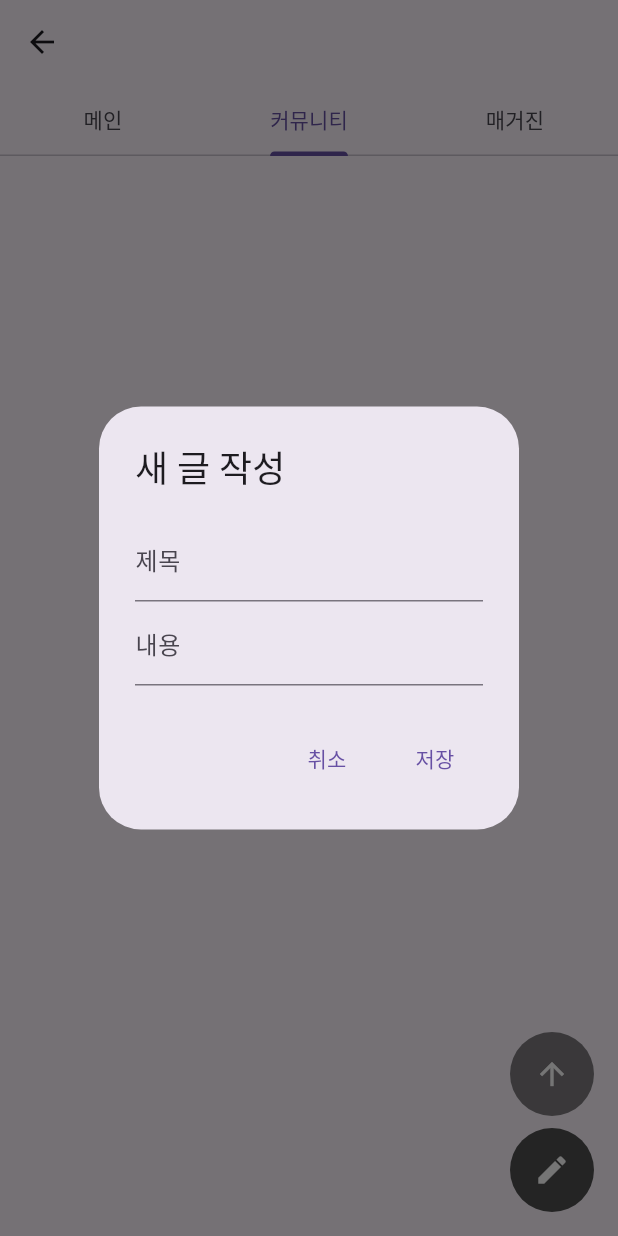
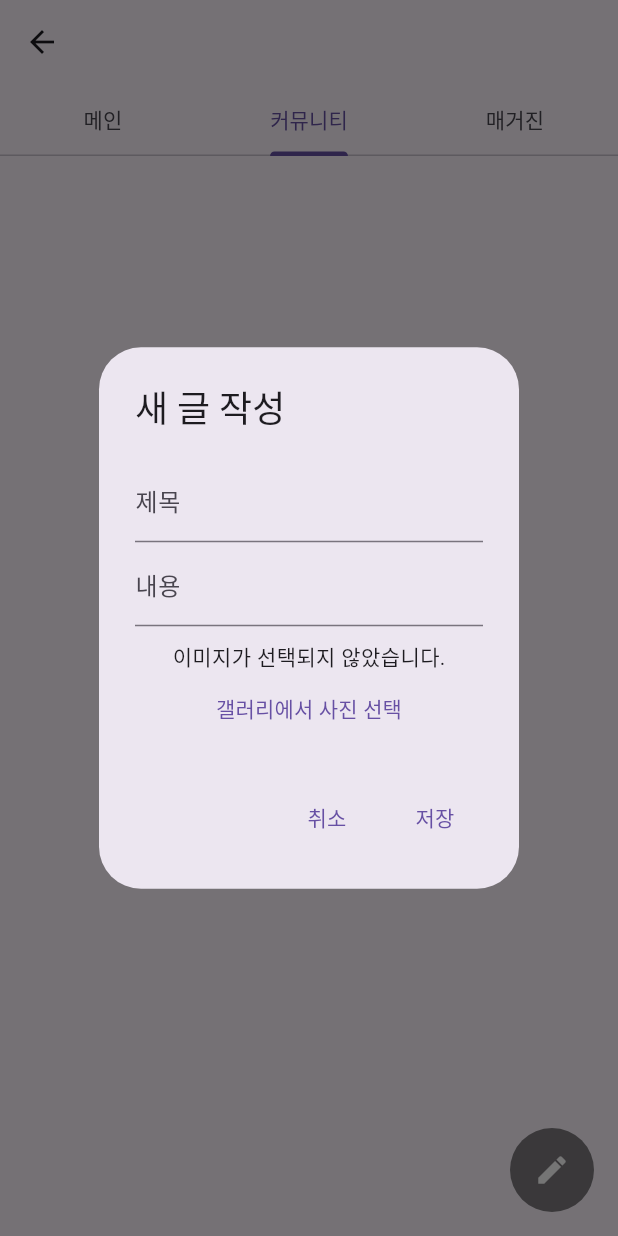
Before and after one commit to hdachan/moDir, a Flutter app: the HomeScreen screen opened directly, tab 2 chosen, after a tap on the "edit" icon, on a phone screen of 412 x 824 dp. Run offline on Flutter 3.47's test engine with Material 3 defaults, Android fonts, the phone set to English and light mode, and no system bars; our stand-ins replace cloud_firestore, firebase_auth, firebase_core, firebase_storage, image_picker; accounts and stored records are empty; project files that could hold a hidden picture were left out.

Commit message:
20240626 황대찬 커뮤니티 탭바 분리/이미지 시스템 구축/로그인 시스템 수정

```diff
--- a/lib/Id_Making.dart
+++ b/lib/Id_Making.dart
@@ -1,4 +1,5 @@
 import 'package:cloud_firestore/cloud_firestore.dart';
+import 'package:firebase_auth/firebase_auth.dart';
 import 'package:flutter/material.dart';
 
 // 별명입력하기
@@ -47,11 +48,24 @@ class _IdMaking extends State<IdMaking> {
       return;
     }
 
-    // Firestore에 사용자 정보 저장
-    await FirebaseFirestore.instance.collection('users').add({
-      'nickname': nickname,
-      'birthDate': birthDate,
-    });
+    try {
+      // 현재 로그인한 사용자의 UID 가져오기
+      final User? user = FirebaseAuth.instance.currentUser;
+
+      if (user != null) {
+        // UID를 사용하여 Firestore에서 문서 업데이트
+        await FirebaseFirestore.instance.collection('users').doc(user.uid).set({
+          'nickname': nickname,
+          'birthDate': birthDate,
+        }, SetOptions(merge: true)); // merge 옵션을 사용하여 기존 데이터를 덮어쓰지 않고 병합
+
+        print('사용자 정보가 성공적으로 업데이트되었습니다.');
+      } else {
+        print('오류: 사용자가 로그인되어 있지 않습니다.');
+      }
+    } catch (e) {
+      print('오류: 사용자 정보를 업데이트하는 데 실패했습니다. ${e.toString()}');
+    }
   }
 
   final FocusNode _focusNode = FocusNode();
--- a/lib/bottom_bar.dart
+++ b/lib/bottom_bar.dart
@@ -1,8 +1,13 @@
 import 'package:cloud_firestore/cloud_firestore.dart';
 import 'package:firebase_auth/firebase_auth.dart';
+import 'package:firebase_storage/firebase_storage.dart';
 import 'package:flutter/material.dart';
+import 'package:intl/intl.dart';
 import 'package:test_qwe/Login.dart';
 import 'Change_Password.dart';
+
+import 'package:image_picker/image_picker.dart';
+import 'dart:io';
 
 
 class BottomBar extends StatefulWidget {
@@ -56,12 +61,12 @@ class _BottomBarState  extends State<BottomBar> {
   }
 }
 
-// 홈 화면 위젯
+//커뮤니티 안에서 탭
 class HomeScreen extends StatelessWidget {
   @override
   Widget build(BuildContext context) {
     return DefaultTabController(
-      length: 3, // 탭의 수
+      length: 3,
       child: Scaffold(
         appBar: AppBar(
           bottom: TabBar(
@@ -75,9 +80,20 @@ class HomeScreen extends StatelessWidget {
         body: TabBarView(
           children: [
             Center(child: Text('메인 화면 내용')),
-            Stack(
-              children: [
-                StreamBuilder(
+            CommunityTab(),
+            Center(child: Text('매거진 화면 내용')),
+          ],
+        ),
+      ),
+    );
+  }
+}
+// 커뮤니티 탭
+class CommunityTab extends StatelessWidget {
+  @override
+  Widget build(BuildContext context) {
+    return Scaffold(
+      body: StreamBuilder(
         stream: FirebaseFirestore.instance
             .collection('posts')
             .orderBy('timestamp', descending: true) // 타임스탬프 기준으로 정렬
@@ -88,28 +104,46 @@ class HomeScreen extends StatelessWidget {
           }
           return ListView(
             children: snapshot.data!.docs.map((document) {
+              // document.data()가 null이 아닌지 확인
+              var data = document.data() as Map<String, dynamic>?;
+
+              // data가 null이 아닌 경우 imageUrl 필드가 존재하는지 확인
+              String imageUrl = (data != null && data['imageUrl'] != null) ? data['imageUrl'] as String : '';
+
               return ListTile(
-                          title: Text(document['title']),
-                          subtitle: Text(document['content']),
+                title: Text(data?['title'] ?? '제목 없음'),
+                subtitle: Column(
+                  crossAxisAlignment: CrossAxisAlignment.start,
+                  children: [
+                    Text(data?['content'] ?? '내용 없음'),
+                    if (imageUrl.isNotEmpty)
+                      Image.network(imageUrl),
+                    Text(
+                      DateFormat('yyyy-MM-dd – kk:mm').format(
+                        (data?['timestamp'] as Timestamp).toDate(),
+                      ),
+                      style: TextStyle(fontSize: 12, color: Colors.grey),
+                    ),
+                  ],
+                ),
               );
             }).toList(),
           );
         },
       ),
-                Positioned(
-                  bottom: 16.0,
-                  right: 16.0,
-                  child: Column(
-                    mainAxisSize: MainAxisSize.min,
-                    children: [
-                      Material(
+      floatingActionButton: Material(
         color: Colors.transparent,
         shape: RoundedRectangleBorder(
           borderRadius: BorderRadius.circular(50.0),
         ),
         child: InkWell(
           onTap: () {
-                            // 화살표 버튼 클릭 시 동작
+            showDialog(
+              context: context,
+              builder: (BuildContext context) {
+                return NewPostDialog();
+              },
+            );
           },
           borderRadius: BorderRadius.circular(50.0),
           child: Container(
@@ -119,27 +153,86 @@ class HomeScreen extends StatelessWidget {
               color: Color(0x80000000), // #0000004D
               shape: BoxShape.circle,
             ),
-                            child: Icon(Icons.arrow_upward, color: Colors.white),
+            child: Icon(Icons.edit, color: Colors.white),
           ),
         ),
       ),
-                      SizedBox(height: 8.0),
-                      Material(
-                        color: Colors.transparent,
-                        shape: RoundedRectangleBorder(
-                          borderRadius: BorderRadius.circular(50.0),
-                        ),
-                        child: InkWell(
-                          onTap: () {
-                            showDialog(
-                              context: context,
-                              builder: (BuildContext context) {
-                                TextEditingController titleController = TextEditingController();
-                                TextEditingController contentController = TextEditingController();
+    );
+  }
+}
 
+//글쓰기 버튼을 눌렀을때 나오는 탭
+class NewPostDialog extends StatefulWidget {
+  @override
+  _NewPostDialogState createState() => _NewPostDialogState();
+}
+
+//이미지 선택 클래스
+class _NewPostDialogState extends State<NewPostDialog> {
+  final TextEditingController titleController = TextEditingController();
+  final TextEditingController contentController = TextEditingController();
+  File? _image;
+  bool _isUploading = false;
+
+  Future<void> _pickImage() async {
+    final pickedFile = await ImagePicker().pickImage(source: ImageSource.gallery);
+    if (pickedFile != null) {
+      setState(() {
+        _image = File(pickedFile.path);
+      });
+    }
+  }
+
+  Future<String?> _uploadImage(File image) async {
+    try {
+      final storageRef = FirebaseStorage.instance.ref().child('posts/${DateTime.now().millisecondsSinceEpoch}.jpg');
+      final uploadTask = storageRef.putFile(image);
+      final snapshot = await uploadTask;
+
+      if (snapshot.state == TaskState.success) {
+        final downloadUrl = await snapshot.ref.getDownloadURL();
+        return downloadUrl;
+      } else {
+        return null;
+      }
+    } catch (e) {
+      print(e);
+      return null;
+    }
+  }
+
+  Future<void> _savePost() async {
+    setState(() {
+      _isUploading = true;
+    });
+
+    String? imageUrl;
+    if (_image != null) {
+      imageUrl = await _uploadImage(_image!);
+    }
+
+    if (imageUrl != null || _image == null) {
+      await FirebaseFirestore.instance.collection('posts').add({
+        'title': titleController.text,
+        'content': contentController.text,
+        'imageUrl': imageUrl,
+        'timestamp': FieldValue.serverTimestamp(),
+      });
+    }
+
+    setState(() {
+      _isUploading = false;
+    });
+
+    Navigator.of(context).pop();
+  }
+
+  @override
+  Widget build(BuildContext context) {
     return AlertDialog(
       title: Text('새 글 작성'),
-                                  content: Column(
+      content: SingleChildScrollView(
+        child: Column(
           mainAxisSize: MainAxisSize.min,
           children: [
             TextField(
@@ -150,7 +243,16 @@ class HomeScreen extends StatelessWidget {
               controller: contentController,
               decoration: InputDecoration(labelText: '내용'),
             ),
+            SizedBox(height: 10),
+            _image == null
+                ? Text('이미지가 선택되지 않았습니다.')
+                : Image.file(_image!),
+            TextButton(
+              onPressed: _pickImage,
+              child: Text('갤러리에서 사진 선택'),
+            ),
           ],
+        ),
       ),
       actions: [
         TextButton(
@@ -160,48 +262,13 @@ class HomeScreen extends StatelessWidget {
           child: Text('취소'),
         ),
         TextButton(
-                                      onPressed: () {
-                                        FirebaseFirestore.instance.collection('posts').add({
-                                          'title': titleController.text,
-                                          'content': contentController.text,
-                                          'timestamp': FieldValue.serverTimestamp(), // 타임스탬프 추가
-                                        });
-                                        Navigator.of(context).pop();
-                                      },
-                                      child: Text('저장'),
+          onPressed: _isUploading ? null : _savePost,
+          child: _isUploading ? CircularProgressIndicator() : Text('저장'),
         ),
       ],
     );
-                              },
-                            );
-                          },
-                          borderRadius: BorderRadius.circular(50.0),
-                          child: Container(
-                            width: 56.0,
-                            height: 56.0,
-                            decoration: BoxDecoration(
-                              color: Color(0xFF4F4F4F), // #4F4F4F
-                              shape: BoxShape.circle,
-                            ),
-                            child: Icon(Icons.edit, color: Colors.white),
-                          ),
-                        ),
-                      ),
-                    ],
-                  ),
-                ),
-              ],
-            ),
-            Center(child: Text('매거진 화면 내용')),
-          ],
-        ),
-      ),
-    );
   }
 }
-
-
-
 
 // 기능 화면 위젯
 class FeatureScreen extends StatelessWidget {
--- a/pubspec.yaml
+++ b/pubspec.yaml
@@ -28,6 +28,8 @@ dependencies:
   carousel_slider: ^4.2.1 # 화면 넘기기
   # dots_indicator: ^3.0.0  # 슬라이딩 이미지 찾기
   introduction_screen: ^3.1.12 # 슬라이딩 넣기
+  intl: ^0.17.0 #국제 시간 라이브러리
+  image_picker: ^0.8.4+3 #이미지 고르는 라이브러리
 
 
 dev_dependencies:
```
Also changed, not shown: lib/Sign_Up.dart (+16 -7 lines). Lines whose indentation alone changed are shown as unchanged.
